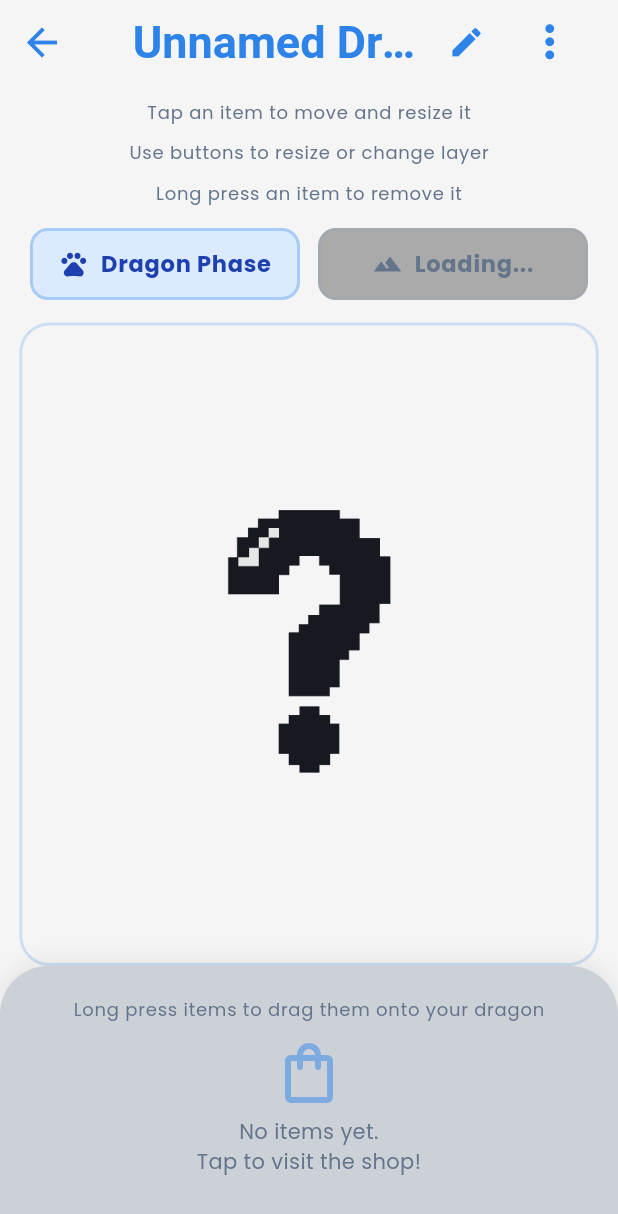
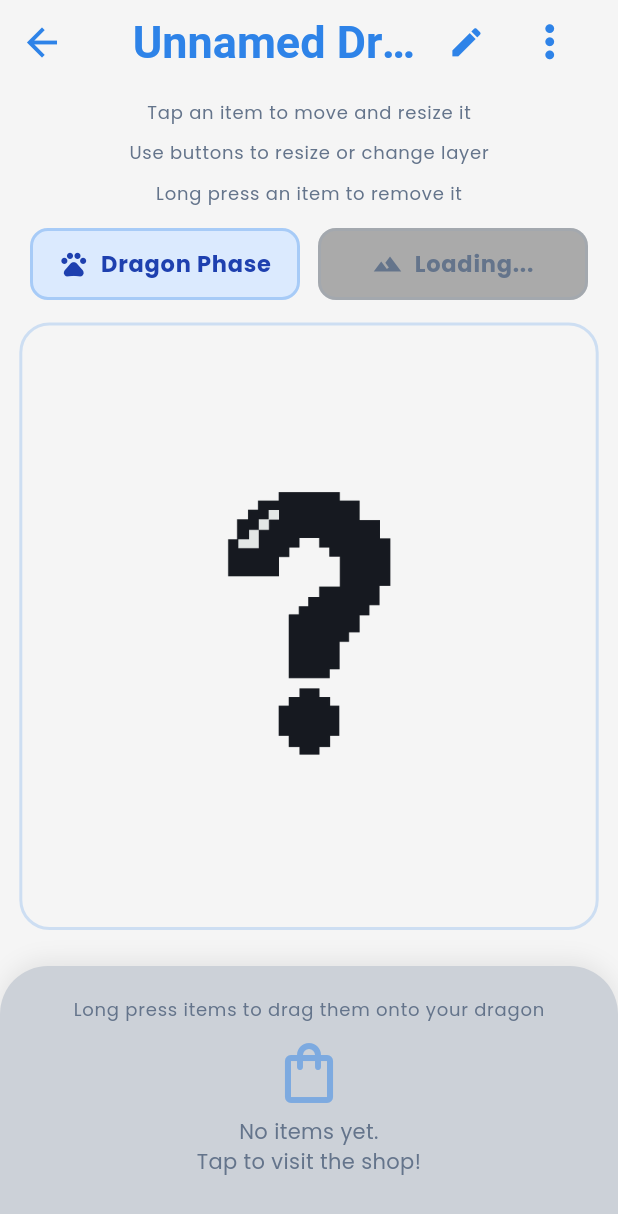
Before and after one commit to khalilFadi/safeScales-App, a Flutter app: the DragonDressUpPage screen opened directly with empty values, on a phone screen of 412 x 824 dp. Shown: the top 1214 px of the screen. Run offline on Flutter 3.47's test engine with Material 3 defaults, Android fonts, the phone set to English and light mode, and no system bars; our stand-ins replace flutter_dotenv, flutter_markdown, flutter_tts, font_awesome_flutter, google_fonts, package_info_plus and 2 more; missing offline and left inert: dart:js; accounts and stored records are empty; statements that could not run were skipped; project files that could hold a hidden picture were left out.

Commit message:
adding white space between teh dragon and item collectiojn

```diff
--- a/lib/ui/screens/dragon_decoration/dragon_decoration_screen.dart
+++ b/lib/ui/screens/dragon_decoration/dragon_decoration_screen.dart
@@ -407,6 +407,9 @@ class _DragonDressUpPageState extends State<DragonDressUpPage> {
                   ),
                 ),
               ),
+
+              // Whitespace between dragon habitat and item collection
+              const SizedBox(height: 24),
 
               // Accessory picker
               StickerCollectionWidget(
```
